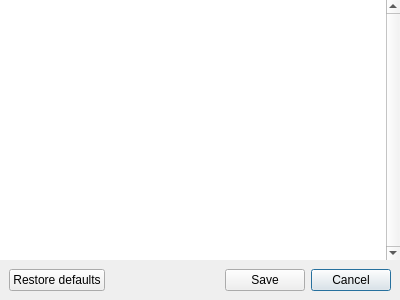
First picture: the form in gui/SettingsWindow.ui, repository c3pw/c3networks, before the edit.
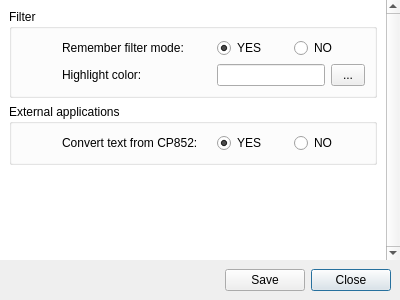
Second picture: the form after the edit. Icons and pictures are not drawn.

Commit message: Database update process has been refactored. Default settings values has been added. Interface type field has been added to database schema.

What changed in the file:
```diff
--- a/gui/SettingsWindow.ui
+++ b/gui/SettingsWindow.ui
@@ -58,19 +58,238 @@
 background-color: rgb(255, 255, 255);
 }</string>
       </property>
+      <layout class="QGridLayout" name="gridLayout">
+       <item row="0" column="0">
+        <widget class="QGroupBox" name="groupBox">
+         <property name="title">
+          <string>Filter</string>
+         </property>
+         <property name="flat">
+          <bool>true</bool>
+         </property>
+         <layout class="QGridLayout" name="gridLayout_2">
+          <property name="leftMargin">
+           <number>50</number>
+          </property>
+          <item row="0" column="1">
+           <widget class="QWidget" name="widget" native="true">
+            <property name="sizePolicy">
+             <sizepolicy hsizetype="Ignored" vsizetype="Preferred">
+              <horstretch>0</horstretch>
+              <verstretch>0</verstretch>
+             </sizepolicy>
+            </property>
+            <layout class="QHBoxLayout" name="horizontalLayout_2">
+             <property name="sizeConstraint">
+              <enum>QLayout::SetDefaultConstraint</enum>
+             </property>
+             <property name="leftMargin">
+              <number>0</number>
+             </property>
+             <property name="topMargin">
+              <number>0</number>
+             </property>
+             <property name="rightMargin">
+              <number>0</number>
+             </property>
+             <property name="bottomMargin">
+              <number>0</number>
+             </property>
+             <item>
+              <widget class="QRadioButton" name="rememberFilterMode_YES">
+               <property name="text">
+                <string>YES</string>
+               </property>
+               <property name="checked">
+                <bool>true</bool>
+               </property>
+               <attribute name="buttonGroup">
+                <string notr="true">buttonGroup</string>
+               </attribute>
+              </widget>
+             </item>
+             <item>
+              <widget class="QRadioButton" name="rememberFilterMode_NO">
+               <property name="text">
+                <string>NO</string>
+               </property>
+               <attribute name="buttonGroup">
+                <string notr="true">buttonGroup</string>
+               </attribute>
+              </widget>
+             </item>
+            </layout>
+           </widget>
+          </item>
+          <item row="0" column="0">
+           <widget class="QLabel" name="label">
+            <property name="text">
+             <string>Remember filter mode:</string>
+            </property>
+           </widget>
+          </item>
+          <item row="1" column="0">
+           <widget class="QLabel" name="label_2">
+            <property name="text">
+             <string>Highlight color:</string>
+            </property>
+           </widget>
+          </item>
+          <item row="1" column="1">
+           <widget class="QWidget" name="widget_3" native="true">
+            <property name="sizePolicy">
+             <sizepolicy hsizetype="Ignored" vsizetype="Preferred">
+              <horstretch>0</horstretch>
+              <verstretch>0</verstretch>
+             </sizepolicy>
+            </property>
+            <layout class="QHBoxLayout" name="horizontalLayout_3">
+             <property name="leftMargin">
+              <number>0</number>
+             </property>
+             <property name="topMargin">
+              <number>0</number>
+             </property>
+             <property name="rightMargin">
+              <number>0</number>
+             </property>
+             <property name="bottomMargin">
+              <number>0</number>
+             </property>
+             <item>
+              <widget class="QLineEdit" name="filterHilightColor">
+               <property name="sizePolicy">
+                <sizepolicy hsizetype="Minimum" vsizetype="Minimum">
+                 <horstretch>0</horstretch>
+                 <verstretch>0</verstretch>
+                </sizepolicy>
+               </property>
+               <property name="alignment">
+                <set>Qt::AlignCenter</set>
+               </property>
+               <property name="readOnly">
+                <bool>true</bool>
+               </property>
+               <property name="clearButtonEnabled">
+                <bool>false</bool>
+               </property>
+              </widget>
+             </item>
+             <item>
+              <widget class="QToolButton" name="filterHilightColorButton">
+               <property name="sizePolicy">
+                <sizepolicy hsizetype="Preferred" vsizetype="Minimum">
+                 <horstretch>0</horstretch>
+                 <verstretch>0</verstretch>
+                </sizepolicy>
+               </property>
+               <property name="text">
+                <string>...</string>
+               </property>
+               <property name="icon">
+                <iconset resource="../resources/resources.qrc">
+                 <normaloff>:/icons/view-media-visualization.png</normaloff>:/icons/view-media-visualization.png</iconset>
+               </property>
+               <property name="popupMode">
+                <enum>QToolButton::DelayedPopup</enum>
+               </property>
+              </widget>
+             </item>
+            </layout>
+           </widget>
+          </item>
+         </layout>
+        </widget>
+       </item>
+       <item row="2" column="0">
+        <spacer name="verticalSpacer">
+         <property name="orientation">
+          <enum>Qt::Vertical</enum>
+         </property>
+         <property name="sizeHint" stdset="0">
+          <size>
+           <width>20</width>
+           <height>40</height>
+          </size>
+         </property>
+        </spacer>
+       </item>
+       <item row="1" column="0">
+        <widget class="QGroupBox" name="groupBox_2">
+         <property name="title">
+          <string>External applications</string>
+         </property>
+         <property name="flat">
+          <bool>true</bool>
+         </property>
+         <layout class="QGridLayout" name="gridLayout_3">
+          <property name="leftMargin">
+           <number>50</number>
+          </property>
+          <item row="0" column="0">
+           <widget class="QLabel" name="label_3">
+            <property name="text">
+             <string>Convert text from CP852:</string>
+            </property>
+           </widget>
+          </item>
+          <item row="0" column="1">
+           <widget class="QWidget" name="widget_4" native="true">
+            <property name="sizePolicy">
+             <sizepolicy hsizetype="Ignored" vsizetype="Preferred">
+              <horstretch>0</horstretch>
+              <verstretch>0</verstretch>
+             </sizepolicy>
+            </property>
+            <layout class="QHBoxLayout" name="horizontalLayout_4">
+             <property name="leftMargin">
+              <number>0</number>
+             </property>
+             <property name="topMargin">
+              <number>0</number>
+             </property>
+             <property name="rightMargin">
+              <number>0</number>
+             </property>
+             <property name="bottomMargin">
+              <number>0</number>
+             </property>
+             <item>
+              <widget class="QRadioButton" name="cp852conversion_YES">
+               <property name="text">
+                <string>YES</string>
+               </property>
+               <property name="checked">
+                <bool>true</bool>
+               </property>
+               <attribute name="buttonGroup">
+                <string notr="true">buttonGroup_2</string>
+               </attribute>
+              </widget>
+             </item>
+             <item>
+              <widget class="QRadioButton" name="cp852conversion_NO">
+               <property name="text">
+                <string>NO</string>
+               </property>
+               <attribute name="buttonGroup">
+                <string notr="true">buttonGroup_2</string>
+               </attribute>
+              </widget>
+             </item>
+            </layout>
+           </widget>
+          </item>
+         </layout>
+        </widget>
+       </item>
+      </layout>
      </widget>
     </widget>
    </item>
    <item>
     <widget class="QWidget" name="widget_2" native="true">
      <layout class="QHBoxLayout" name="horizontalLayout">
-      <item>
-       <widget class="QPushButton" name="buttonRestore">
-        <property name="text">
-         <string>Restore defaults</string>
-        </property>
-       </widget>
-      </item>
       <item>
        <spacer name="horizontalSpacer">
         <property name="orientation">
@@ -94,7 +313,7 @@
       <item>
        <widget class="QPushButton" name="buttonCancel">
         <property name="text">
-         <string>Cancel</string>
+         <string>Close</string>
         </property>
         <property name="default">
          <bool>true</bool>
```
Left out of the diff: 10 changed lines with no effect on the pictures. The commit also changes 47 other files.
